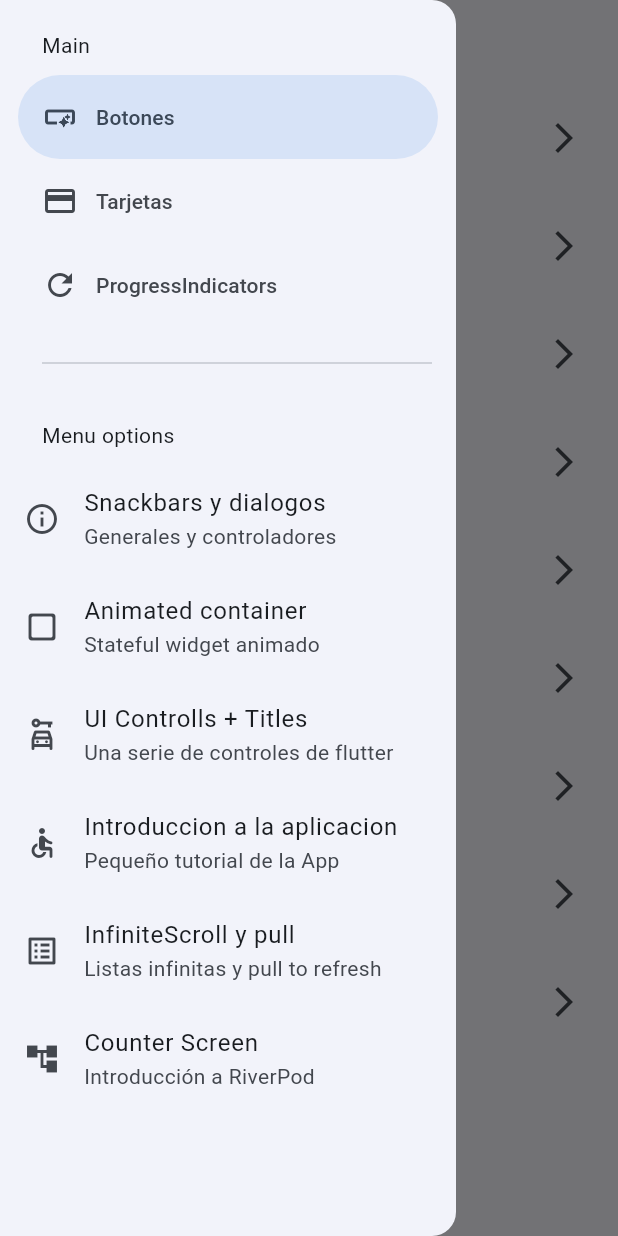
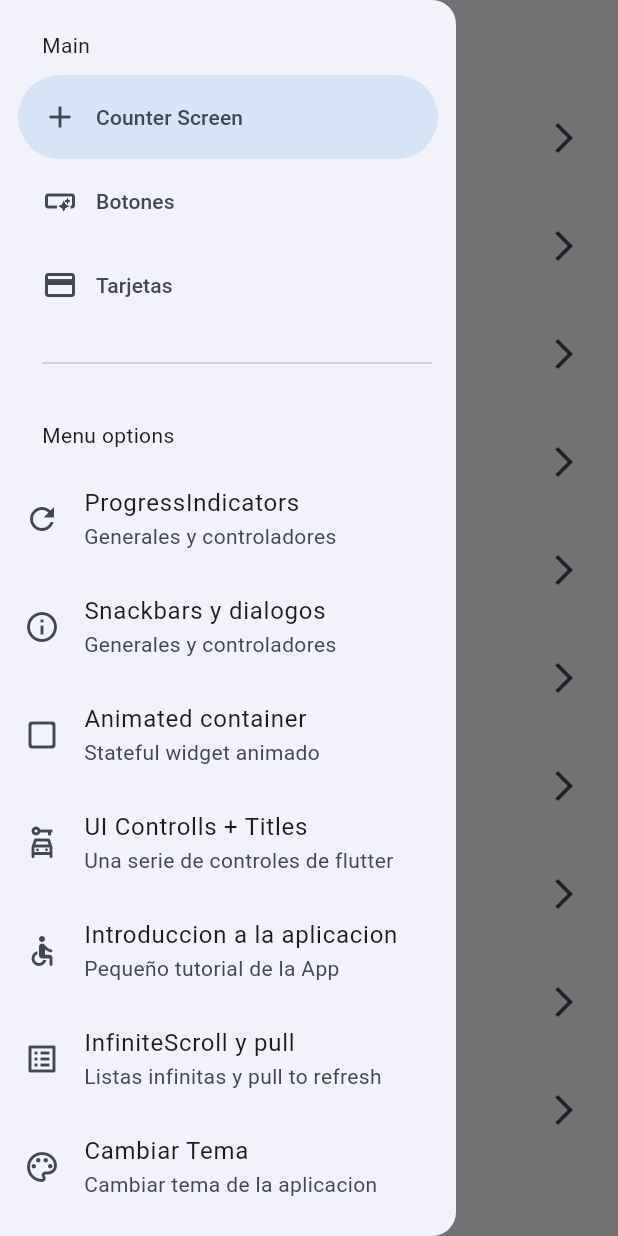
Before and after one commit to bycris13/widgets_app, a Flutter app: the screen it shows after launch, with the side drawer open, on a phone screen of 412 x 824 dp. Run offline on Flutter 3.47's test engine with Material 3 defaults, Android fonts, the phone set to English and light mode, and no system bars; our stand-ins replace animate_do, flutter_riverpod, go_router.

Commit message:
:sparkles: Estado con RiverPod

```diff
--- a/lib/config/menu/menu_items.dart
+++ b/lib/config/menu/menu_items.dart
@@ -15,6 +15,12 @@ class MenuItems {
 }
 
 const appMenuItems = <MenuItems>[
+  MenuItems(
+    titel: 'Counter Screen',
+    subTitel: 'Introducción a RiverPod',
+    link: '/counter-river',
+    icon: Icons.add,
+  ),
   MenuItems(
     titel: 'Botones',
     subTitel: 'Varios botones en Flutter',
@@ -64,9 +70,9 @@ const appMenuItems = <MenuItems>[
     icon: Icons.list_alt_outlined,
   ),
   MenuItems(
-    titel: 'Counter Screen',
-    subTitel: 'Introducción a RiverPod',
-    link: '/counter-river',
-    icon: Icons.account_tree,
+    titel: 'Cambiar Tema',
+    subTitel: 'Cambiar tema de la aplicacion',
+    link: '/theme_changer',
+    icon: Icons.color_lens_outlined,
   ),
 ];
--- a/lib/config/router/app_router.dart
+++ b/lib/config/router/app_router.dart
@@ -8,6 +8,11 @@ final appRouter = GoRouter(
       path: '/',
       name: HomeScreen.name,
       builder: (context, state) => HomeScreen(),
+    ),
+    GoRoute(
+      path: '/counter-river',
+      name: CounterScreen.name,
+      builder: (context, state) => CounterScreen(),
     ),
     GoRoute(
       path: '/buttons',
@@ -49,10 +54,11 @@ final appRouter = GoRouter(
       name: InifiniteScrollScreen.name,
       builder: (context, state) => InifiniteScrollScreen(),
     ),
+
     GoRoute(
-      path: '/counter-river',
-      name: CounterScreen.name,
-      builder: (context, state) => CounterScreen(),
+      path: '/theme_changer',
+      name: ThemeChangerScreen.name,
+      builder: (context, state) => ThemeChangerScreen(),
     ),
   ],
 );
--- a/lib/main.dart
+++ b/lib/main.dart
@@ -1,9 +1,10 @@
 import 'package:flutter/material.dart';
+import 'package:flutter_riverpod/flutter_riverpod.dart';
 import 'package:widgets_app/config/app_theme.dart';
 import 'package:widgets_app/config/router/app_router.dart';
 
 void main() {
-  runApp(const MainApp());
+  runApp(const ProviderScope(child: MainApp()));
 }
 
 class MainApp extends StatelessWidget {
--- /dev/null
+++ b/lib/presentation/providers/counter_provider.dart
@@ -0,0 +1,3 @@
+import 'package:flutter_riverpod/flutter_riverpod.dart';
+
+final counterProvider = StateProvider((ref) => 5);
--- a/lib/presentation/screens/screens.dart
+++ b/lib/presentation/screens/screens.dart
@@ -7,4 +7,5 @@ export 'package:widgets_app/presentation/screens/home/home_screen.dart';
 export 'package:widgets_app/presentation/screens/infinite_scroll/inifinite_scroll_screen.dart';
 export 'package:widgets_app/presentation/screens/progress/progress_screen.dart';
 export 'package:widgets_app/presentation/screens/snackbar/snackbar_screen.dart';
+export 'package:widgets_app/presentation/screens/theme_changer/theme_changer_screen.dart';
 export 'package:widgets_app/presentation/screens/ui_controls/ui_controls_screen.dart';
--- a/pubspec.yaml
+++ b/pubspec.yaml
@@ -10,6 +10,7 @@ dependencies:
   animate_do: ^4.2.0
   flutter:
     sdk: flutter
+  flutter_riverpod: ^2.4.3
   go_router: ^16.1.0
 
 dev_dependencies:
```
Also changed, not shown: lib/presentation/providers/theme_provider.dart (added, +10 -0 lines), lib/presentation/screens/counter/counter_screen.dart (+31 -6 lines), lib/presentation/screens/theme_changer/theme_changer_screen.dart (added, +59 -0 lines), pubspec.lock.
